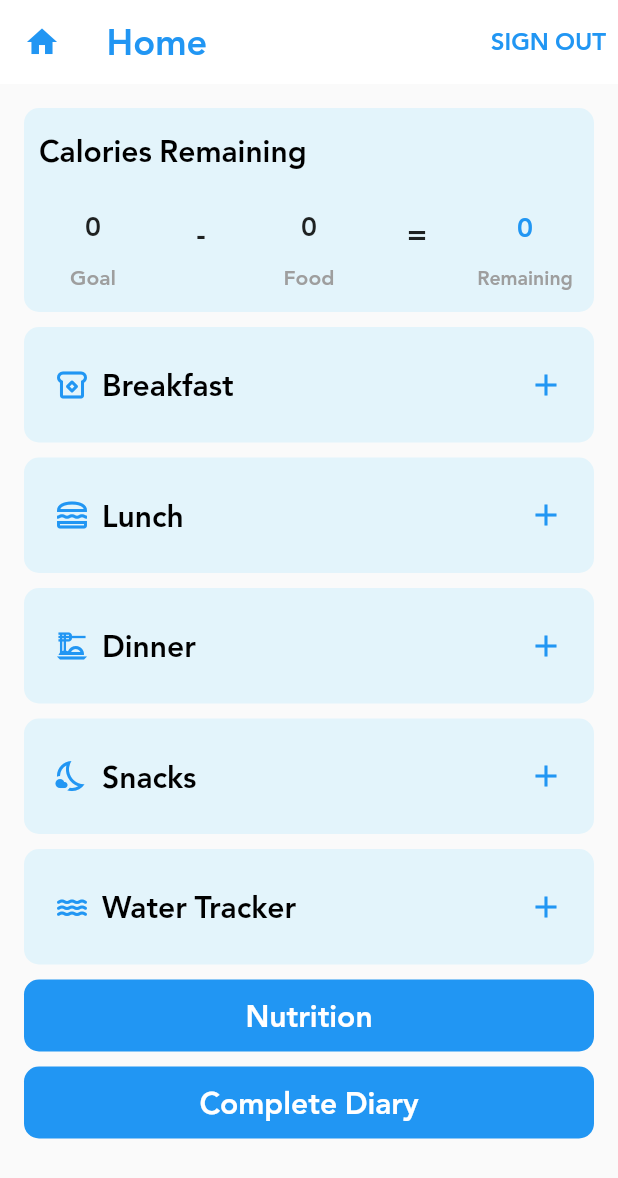
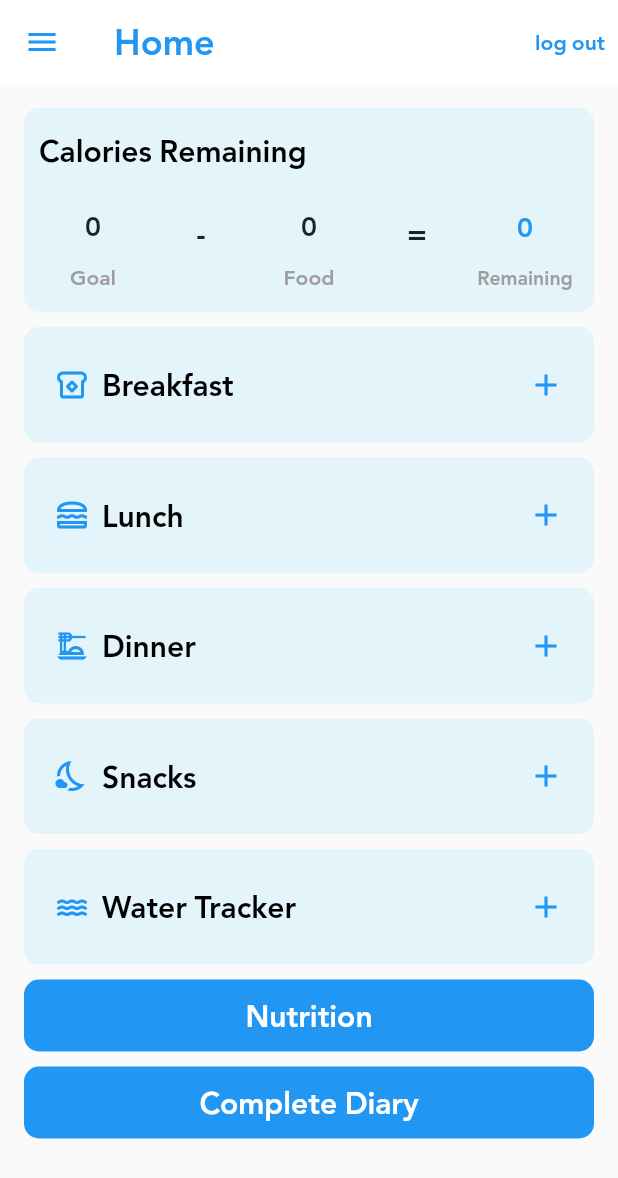
Before and after one commit to omar201999/Gp, a Flutter app: the HomePage screen opened directly, on a phone screen of 412 x 824 dp. Shown: the top 1178 px of the screen. Run offline on Flutter 3.47's test engine with Material 2 defaults, Android fonts, the phone set to English and light mode, and no system bars; our stand-ins replace bloc, cloud_firestore, conditional_builder_null_safety, firebase_auth, firebase_core, firebase_messaging and 8 more; accounts and stored records are empty.

Commit message:
omar-update

```diff
--- a/lib/layout/admin_layout/cubit/states.dart
+++ b/lib/layout/admin_layout/cubit/states.dart
@@ -164,6 +164,11 @@ class GetProductsSuccessState extends AdminStates{}
 
 class GetProductsLoadingState extends AdminStates{}
 
+class GetDashboardProductsSuccessState extends AdminStates{}
+
+class GetDashboardProductsErrorState extends AdminStates{}
+
+
 
 class SearchProductLoadingState extends AdminStates{}
 
--- a/lib/layout/home-layout/cubit/cubit.dart
+++ b/lib/layout/home-layout/cubit/cubit.dart
@@ -48,7 +48,6 @@ class HomeCubit extends Cubit<HomeStates> {
     MarketingScreen(),
     RecipeScreen(),
     CustomerDashBoardScreen(),
-
   ];
 
   void changeBottomNavBar(int index) {
@@ -136,7 +135,7 @@ class HomeCubit extends Cubit<HomeStates> {
       totalFats: userModel!.totalFats,
       totalProtein: userModel!.totalProtein,
       weight: weight,
-      totalWater: totalWater,
+      totalWater: userModel!.totalWater??totalWater,
     );
 
     FirebaseFirestore.instance
@@ -567,6 +566,8 @@ class HomeCubit extends Cubit<HomeStates> {
         .then((value) {
       value.docs.forEach((element) {
         cart.add(ProductModel.fromJson(element.data()));
+
+
       });
       emit(GetCartItemSuccessState());
     }).catchError((error) {
@@ -637,12 +638,37 @@ class HomeCubit extends Cubit<HomeStates> {
     .collection('orders')
     .add(createOrder.toMap())
     .then((value){
+      //addProductToOrders(postsId[]);
       emit(CreateOrderSuccessState());
     })
     .catchError((error){
       emit(CreateOrderErrorState());
     });
   }
+  List<OrderModel> orders = [];
+  List<String> ordersId = [];
+
+
+  /*void getOrders()
+  {
+    emit(AdminGetAllOrdersLoadingState());
+    orders = [];
+    FirebaseFirestore.instance.collection('orders')
+        .get().then((value)
+    {
+      value.docs.forEach((element)
+      {
+        orders.add(OrderModel.fromJson(element.data()));
+        ordersId = [];
+        ordersId.add(element.id);
+      });
+      emit(AdminGetAllOrdersSuccessState());
+
+    }).catchError((error) {
+      print(error.toString());
+      emit(AdminGetAllOrdersErrorState(error.toString()));
+    });
+  }*/
 
   void addProductToOrders(String? prodId,{
     required String? name,
@@ -668,18 +694,35 @@ class HomeCubit extends Cubit<HomeStates> {
 
     FirebaseFirestore.instance
         .collection('orders')
-        .doc()
+        .doc(prodId)
         .collection('products')
         .add(model.toMap())
         .then((value) {
-      getCartItem();
+      //getCartItem();
       emit(AddCartItemSuccessState());
-
     }).catchError((error) {
       emit(AddCartItemErrorState(error));
       print(error.toString());
     });
 
   }
+  List<int> totalFoodCal = [];
+  int totalCal = 0 ;
+  int food()
+  {
+    totalFoodCal = [];
+    totalCal = 0;
+    completeDiary.forEach((element)
+    {
+      totalFoodCal.add(element.Calories!);
+    });
+    for(int i = 0 ; i <= totalFoodCal.length - 1 ; i++)
+    {
+      totalCal = totalCal + totalFoodCal[i] ;
+    }
+    print(totalCal);
+    return totalCal;
+  }
+
 
 }
--- a/lib/models/order-model.dart
+++ b/lib/models/order-model.dart
@@ -4,7 +4,7 @@ class OrderModel{
   //String? orderId;
   String? userId;
   double? totalPrice;
-  double? shipping = 100;
+  double? shipping;
   double? total;
 
 
--- a/lib/modules/admin/market_management/confirm_order_screen.dart
+++ b/lib/modules/admin/market_management/confirm_order_screen.dart
@@ -3,9 +3,7 @@ import 'package:flutter/material.dart';
 import 'package:flutter_bloc/flutter_bloc.dart';
 import 'package:gp/layout/admin_layout/cubit/cubit.dart';
 import 'package:gp/layout/admin_layout/cubit/states.dart';
-import 'package:gp/layout/home-layout/cubit/cubit.dart';
-import 'package:gp/models/product_model.dart';
-import 'package:gp/models/user_model.dart';
+
 import 'package:gp/shared/componants/componants.dart';
 
 class ConfirmOrderScreen extends StatelessWidget {
--- a/lib/modules/admin/market_management/new_product/new_product_screen.dart
+++ b/lib/modules/admin/market_management/new_product/new_product_screen.dart
@@ -17,6 +17,7 @@ class NewProductSrceen extends StatelessWidget {
   var discountController = TextEditingController();
   var quantityController = TextEditingController();
   var uIdController = TextEditingController();
+
 
   //var timeController = TextEditingController();
 
@@ -43,7 +44,8 @@ class NewProductSrceen extends StatelessWidget {
                 defaultTextButton(
                   context,
                   function: () {
-                    AdminCubit.get(context).uploadProductImage(
+
+                   AdminCubit.get(context).uploadProductImage(
                       name: nameController.text,
                       currentPrice: double.parse(currentPriceController.text),
                       oldPrice: double.parse(oldPriceController.text),
@@ -54,6 +56,7 @@ class NewProductSrceen extends StatelessWidget {
                       uId: uIdController.text,
                       //totalTime: totalTime
                     );
+
                   },
                   text: 'Add',
 
--- a/lib/modules/user/add_Information/add_information.dart
+++ b/lib/modules/user/add_Information/add_information.dart
@@ -464,7 +464,7 @@ class _AddInformationState extends State<AddInformation>
                               ),
                             ],
                           ),
-                          value: activeList.not,
+                          value: activeList.hulk,
                           groupValue: activeGroup,
                           onChanged: (activeList? value) {
                             setState(() {
--- a/lib/modules/user/buu-now/buy-now-screen.dart
+++ b/lib/modules/user/buy_now/buy-now-screen.dart
@@ -3,7 +3,6 @@ import 'package:flutter/material.dart';
 import 'package:flutter_bloc/flutter_bloc.dart';
 import 'package:gp/layout/home-layout/cubit/cubit.dart';
 import 'package:gp/layout/home-layout/cubit/states.dart';
-import 'package:gp/models/order-model.dart';
 import 'package:gp/models/product_model.dart';
 import 'package:gp/shared/componants/componants.dart';
 
@@ -17,8 +16,6 @@ class BuyNowScreen extends StatelessWidget {
   });
   @override
   Widget build(BuildContext context) {
-
-    OrderModel? model ;
 
     return BlocConsumer<HomeCubit,HomeStates>(
       listener: (context,state) {},
--- a/lib/modules/user/home/home_screen.dart
+++ b/lib/modules/user/home/home_screen.dart
@@ -16,8 +16,7 @@ import 'package:gp/shared/componants/constant.dart';
 class HomePage extends StatelessWidget
 {
 
-  List<int> totalFoodCal = [];
-  int totalCal = 0 ;
+
 
   @override
   Widget build(BuildContext context)
@@ -30,33 +29,78 @@ class HomePage extends StatelessWidget
       },
       builder: (context,state)
       {
-        HomeCubit.get(context).completeDiary.forEach((element)
-          {
-            totalFoodCal.add(element.Calories!);
-          });
-          for(int i = 0 ; i <= totalFoodCal.length - 1 ; i++)
-          {
-            totalCal = totalCal + totalFoodCal[i] ;
-          }
+
+
         return ConditionalBuilder(
           condition: HomeCubit.get(context).userModel != null && state is! GetUserDataLoadingState,
           builder: (context) => Scaffold(
-            appBar: buildAppBar(
-                title: 'Home',
-                onPressed: () {
-
+            drawer:Drawer(
+              child: ListView(
+                padding: EdgeInsets.zero,
+                children: [
+                   DrawerHeader(
+                    decoration: BoxDecoration(
+                      color: Colors.blue,
+                    ),
+                    child:Column(
+                      crossAxisAlignment: CrossAxisAlignment.start,
+                      children:
+                      [
+                        CircleAvatar(
+                          radius: 40.0,
+                          backgroundImage: NetworkImage(
+                              '${HomeCubit.get(context).userModel!.profileImage}'
+                          ),
+                        ),
+                        SizedBox(
+                          height: 10,
+                        ),
+                        Text(
+                          '${HomeCubit.get(context).userModel!.name}',
+                          style: TextStyle(
+                            fontWeight: FontWeight.bold,
+                            fontSize: 16,
+                          ),
+                        ),
+                      ],
+                    ),
+                  ),
+                  ListTile(
+                    title: Text('Item 1'),
+                    onTap: () {
+                      // Update the state of the app
+                      // ...
+                      // Then close the drawer
+                      //navigateTo(context, MarketingScreen());
+                      Navigator.pop(context);
                     },
+                  ),
+                  ListTile(
+                    title: const Text('Item 2'),
+                    onTap: () {
+                      // Update the state of the app
+                      // ...
+                      // Then close the drawer
+                      Navigator.pop(context);
+                    },
+                  ),
+                ],
+              ),
+            ),
+            appBar: AppBar(
+              title: Text('Home'),
               actions:
               [
                 defaultTextButton(
                   context,
-                    text: 'sign out',
-                    function: ()
-                    {
+                  text: 'log out',
+                  fontSize: 14,
+                  isUpper: false,
+                  function: () {
                     signOut(context,);
                   },
                 ),
-                ]
+              ],
             ),
             body: SingleChildScrollView(
               physics: BouncingScrollPhysics(),
@@ -118,8 +162,8 @@ class HomePage extends StatelessWidget
                           context,
                           title: 'Calories Remaining',
                           calorieText: '${HomeCubit.get(context).userModel!.totalCalorie}',
-                          foodText: '$totalCal',
-                          remainingText: '${HomeCubit.get(context).userModel!.totalCalorie! - totalCal}',
+                          foodText: '${HomeCubit.get(context).food()}',
+                          remainingText: '${HomeCubit.get(context).userModel!.totalCalorie! - HomeCubit.get(context).food()}',
                         ),
 
                         SizedBox(
--- a/lib/shared/componants/constant.dart
+++ b/lib/shared/componants/constant.dart
@@ -12,8 +12,10 @@ void signOut(context)
     if (value)
     {
       navigateToAndReplacement(context, LoginScreen());
+      uId = '';
     }
   });
+  print(uId.toString());
 }
 
 
--- a/pubspec.yaml
+++ b/pubspec.yaml
@@ -58,7 +58,7 @@ dependencies:
   cloud_firestore: ^1.0.4
   firebase_storage: ^8.0.3
   firebase_messaging: ^10.0.8
-  #firebase_messaging: ^9.1.3
+
 
 dev_dependencies:
   flutter_test:
```
Also changed, not shown: lib/layout/admin_layout/cubit/cubit.dart (+5 -5 lines), lib/main.dart (+32 -7 lines), lib/modules/user/cart/cart_screen.dart (+5 -5 lines), lib/modules/user/complete_diary/complete_diary_screen.dart (+14 -1 lines), lib/modules/user/market/items/marketitem_screen.dart (+9 -7 lines). Lines whose indentation alone changed are shown as unchanged.
